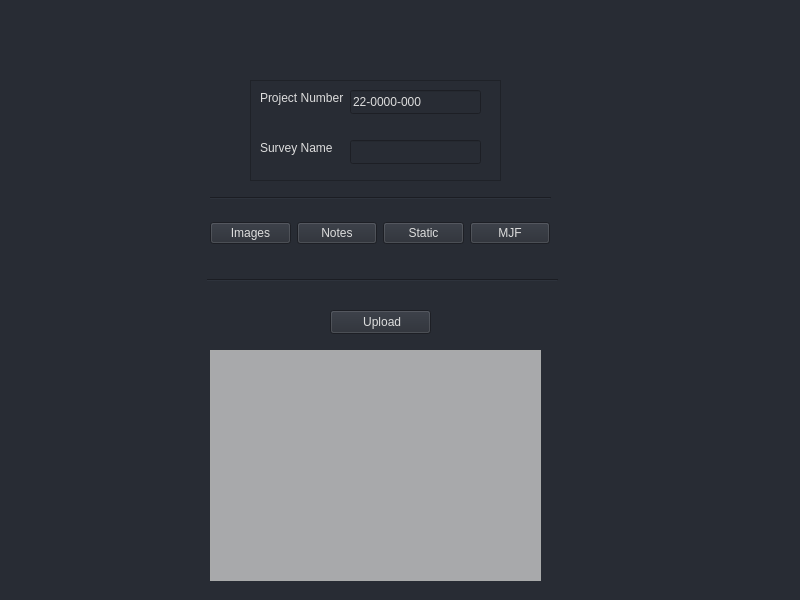
Qt form form.ui (immapaladin/HelloQT) before a commit.
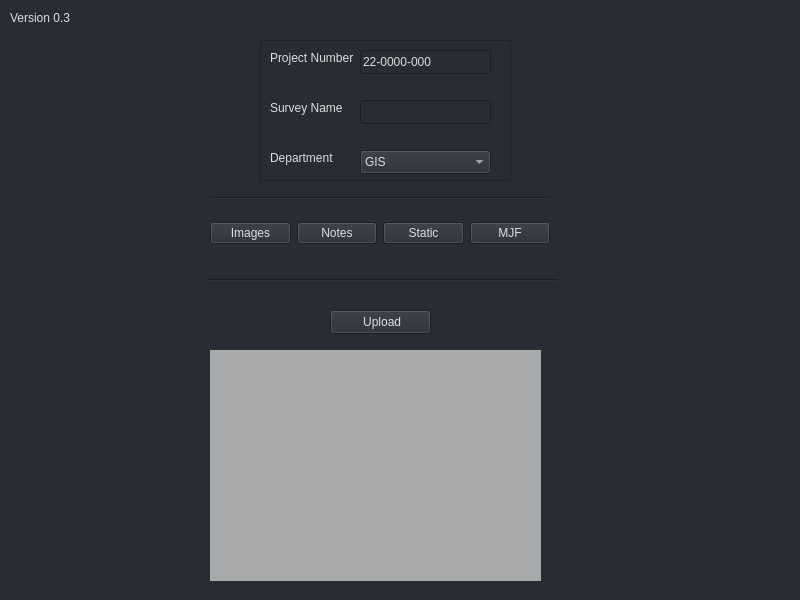
The same form after that commit.

Commit message: added department selection menu

```diff
--- a/form.ui
+++ b/form.ui
@@ -24,10 +24,10 @@
   <widget class="QFrame" name="frame">
    <property name="geometry">
     <rect>
-     <x>250</x>
-     <y>80</y>
+     <x>260</x>
+     <y>40</y>
      <width>251</width>
-     <height>101</height>
+     <height>141</height>
     </rect>
    </property>
    <property name="cursor">
@@ -97,6 +97,45 @@
      <string>Survey Name</string>
     </property>
    </widget>
+   <widget class="QComboBox" name="comboBox">
+    <property name="geometry">
+     <rect>
+      <x>100</x>
+      <y>110</y>
+      <width>131</width>
+      <height>24</height>
+     </rect>
+    </property>
+    <property name="currentText">
+     <string>GIS</string>
+    </property>
+    <property name="currentIndex">
+     <number>0</number>
+    </property>
+    <item>
+     <property name="text">
+      <string>GIS</string>
+     </property>
+    </item>
+    <item>
+     <property name="text">
+      <string>Mun</string>
+     </property>
+    </item>
+   </widget>
+   <widget class="QLabel" name="label_dep">
+    <property name="geometry">
+     <rect>
+      <x>10</x>
+      <y>110</y>
+      <width>81</width>
+      <height>16</height>
+     </rect>
+    </property>
+    <property name="text">
+     <string>Department</string>
+    </property>
+   </widget>
   </widget>
   <widget class="Line" name="line">
    <property name="geometry">
@@ -245,6 +284,19 @@
     <number>0</number>
    </property>
   </widget>
+  <widget class="QLabel" name="label_version">
+   <property name="geometry">
+    <rect>
+     <x>10</x>
+     <y>10</y>
+     <width>71</width>
+     <height>16</height>
+    </rect>
+   </property>
+   <property name="text">
+    <string>Version 0.3</string>
+   </property>
+  </widget>
  </widget>
  <resources/>
  <connections/>
```
The commit also changes 2 other files.
